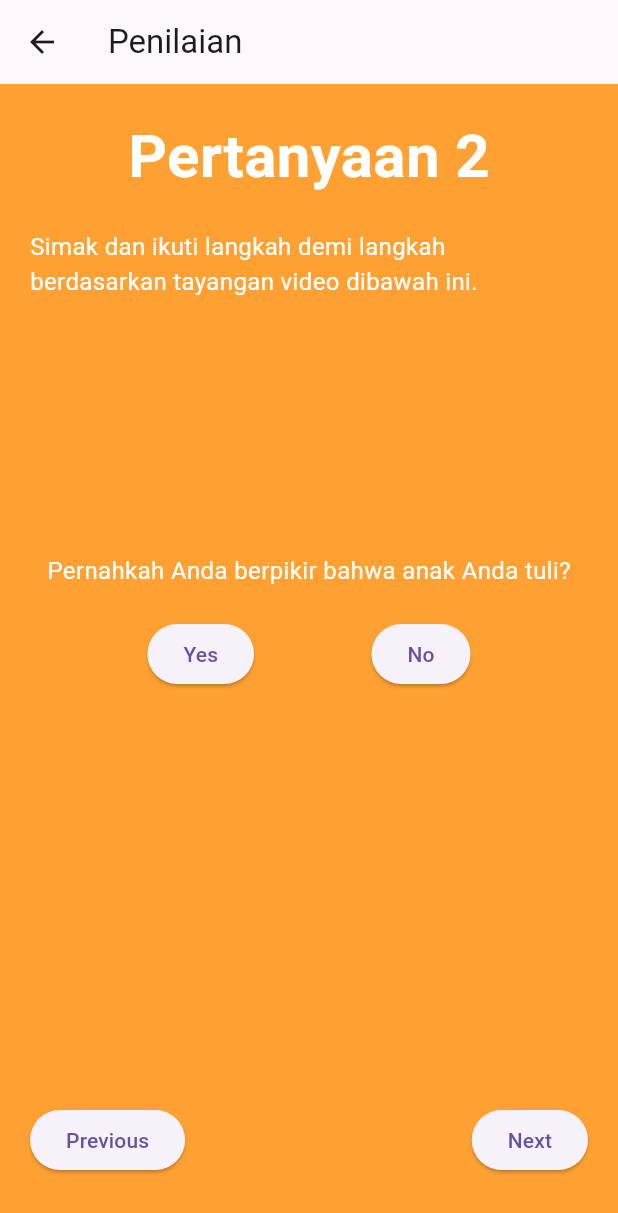
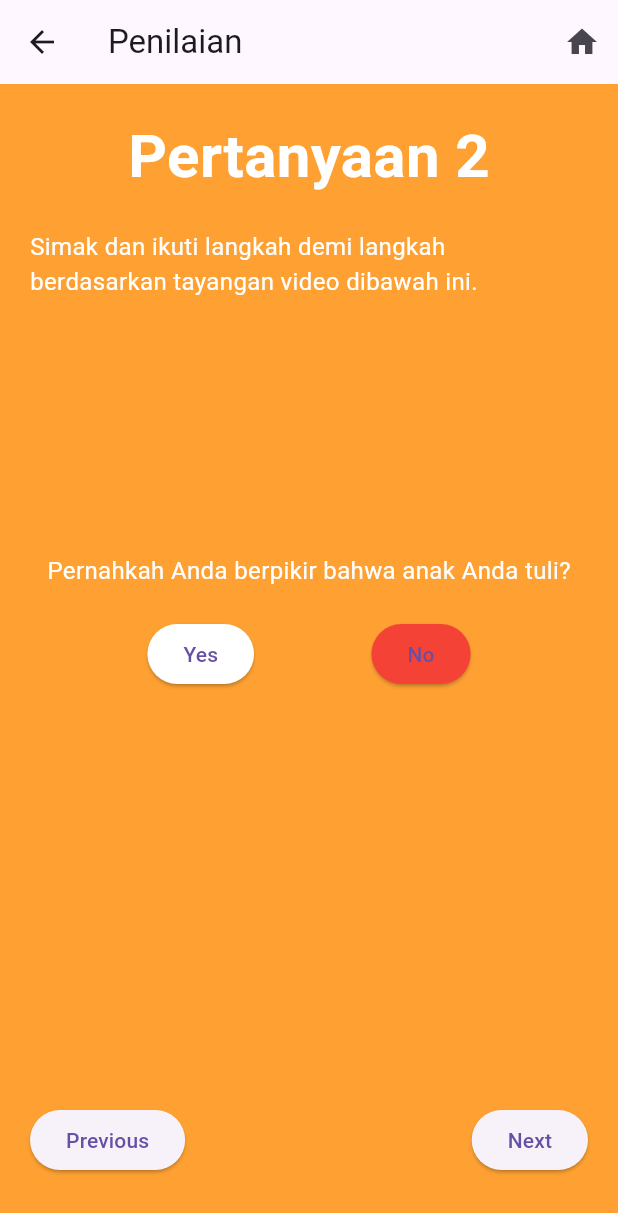
Before and after one commit to falthackel/tiny-detector, a Flutter app: the QuestionAnswerPage screen opened directly, after a tap on "Yes", after a tap on "No", after a tap on "Previous", on a phone screen of 412 x 824 dp. Shown: the top 1213 px of the screen. Run offline on Flutter 3.47's test engine with Material 3 defaults, Android fonts, the phone set to English and light mode, and no system bars; our stand-ins replace material_design_icons_flutter, shared_preferences; accounts and stored records are empty.

Commit message:
Fix the default selected answer by using void dispose and _clearPreferences

```diff
--- a/flutter_tiny_detector/lib/question_answer_page.dart
+++ b/flutter_tiny_detector/lib/question_answer_page.dart
@@ -1,5 +1,6 @@
 import 'package:flutter/material.dart';
 import 'package:shared_preferences/shared_preferences.dart';
+import 'main_page.dart';
 
 class QuestionAnswerPage extends StatefulWidget {
   const QuestionAnswerPage({super.key});
@@ -9,6 +10,7 @@ class QuestionAnswerPage extends StatefulWidget {
 }
 
 class _QuestionAnswerPageState extends State<QuestionAnswerPage> with RouteAware {
+  bool isComplete = false;
   int currentQuestionIndex = 0;
   String? currentAnswer;
   int totalScore = 0; // Initialize totalScore variable
@@ -16,7 +18,7 @@ class _QuestionAnswerPageState extends State<QuestionAnswerPage> with RouteAware
     "Jika Anda menunjuk sesuatu di ruangan, apakah anak Anda melihatnya? (Misalnya, jika Anda menunjuk hewan atau mainan, apakah anak Anda melihat ke arah hewan atau mainan yang Anda tunjuk?)",
     "Pernahkah Anda berpikir bahwa anak Anda tuli?",
     "Apakah anak Anda pernah bermain pura-pura? (Misalnya, berpura-pura minum dari gelas kosong, berpura-pura berbicara menggunakan telepon, atau menyuapi boneka atau boneka binatang?)",
-    "Apakah anak Anda suka memanjat benda-benda? (Misalnya, furniture, alat-alat bermain, atau tangga",
+    "Apakah anak Anda suka memanjat benda-benda? (Misalnya, furniture, alat-alat bermain, atau tangga)",
     "Apakah anak Anda menggerakkan jari-jari tangannya dengan cara yang tidak biasa di dekat matanya? (Misalnya, apakah anak Anda menggoyangkan jari dekat pada matanya?)",
     "Apakah anak Anda pernah menunjuk dengan satu jari untuk meminta sesuatu atau untuk meminta tolong? (Misalnya, menunjuk makanan atau mainan yang jauh dari jangkauannya)",
     "Apakah anak Anda pernah menunjuk dengan satu jari untuk menunjukkan sesuatu yang menarik pada Anda? (Misalnya, menunjuk pada pesawat di langit atau truk besar di jalan)",
@@ -34,12 +36,12 @@ class _QuestionAnswerPageState extends State<QuestionAnswerPage> with RouteAware
     "Jika sesuatu yang baru terjadi, apakah anak Anda menatap wajah Anda untuk melihat perasaan Anda tentang hal tersebut? (Misalnya, jika anak Anda mendengar bunyi aneh atau lucu, atau melihat mainan baru, akankah dia menatap wajah Anda?)",
     "Apakah anak Anda menyukai aktivitas yang bergerak? (Misalnya, diayun-ayun atau dihentak-hentakkan pada lutut Anda)",
   ];
-  final List<String> answers = [];
+  final List<String> answers = List.filled(20, '');
 
   void handleAnswer(String answer) {
     setState(() {
       currentAnswer = answer;
-      answers.add(answer);
+      answers[currentQuestionIndex] = answer;
       _saveAnswer(currentQuestionIndex, answer);
 
       if (currentQuestionIndex == 1 && answer == 'Yes') {
@@ -52,13 +54,12 @@ class _QuestionAnswerPageState extends State<QuestionAnswerPage> with RouteAware
         totalScore++;
       }
 
-      currentQuestionIndex++;
-
-      if (currentQuestionIndex == questions.length) {
+      if (currentQuestionIndex < questions.length - 1) {
+        currentQuestionIndex++;
+        currentAnswer = null; // Reset currentAnswer for the next question
+        _loadAnswer(currentQuestionIndex);
+      } else {
         // Navigate to results page
-      } else {
-        // Load answer for the next question
-        _loadAnswer(currentQuestionIndex);
       }
     });
   }
@@ -66,16 +67,17 @@ class _QuestionAnswerPageState extends State<QuestionAnswerPage> with RouteAware
   void _saveAnswer(int index, String answer) async {
     final prefs = await SharedPreferences.getInstance();
     await prefs.setString('question_$index', answer);
+    // await prefs.setInt('page', currentQuestionIndex); // Save current question index
   }
 
   void _loadAnswer(int index) async {
     final prefs = await SharedPreferences.getInstance();
     final storedAnswer = prefs.getString('question_$index');
-    if (storedAnswer != null) {
-      setState(() {
-        currentAnswer = storedAnswer;
-      });
-    }
+    // final storedIndex = prefs.getInt('page') ?? 0; // Handle potential null value
+    setState(() {
+      currentAnswer = storedAnswer;
+      // currentQuestionIndex = storedIndex;
+    });
   }
 
   @override
@@ -85,10 +87,34 @@ class _QuestionAnswerPageState extends State<QuestionAnswerPage> with RouteAware
   }
 
   @override
+  void dispose() {
+    _clearPreferences();
+    super.dispose();
+  }
+
+  void _clearPreferences() async {
+    final prefs = await SharedPreferences.getInstance();
+    await prefs.clear();
+  }
+
+  @override
   Widget build(BuildContext context) {
     return Scaffold(
       appBar: AppBar(
         title: const Text('Penilaian'),
+        actions: [
+          IconButton(
+            icon: Icon(Icons.home), // Icon for navigating back to main page
+            onPressed: () {
+              // Save current state and navigate back to main page
+              _saveAnswer(currentQuestionIndex, answers[currentQuestionIndex]);
+              Navigator.pushReplacement(
+                context,
+                MaterialPageRoute(builder: (context) => MainPage()),
+              );
+            },
+          ),
+        ],
       ),
       body: Container(
         color: const Color.fromARGB(255, 255, 161, 50),
@@ -97,7 +123,7 @@ class _QuestionAnswerPageState extends State<QuestionAnswerPage> with RouteAware
           child: Column(
             children: [
               Text(
-                'Pertanyaan ${currentQuestionIndex+1}',
+                'Pertanyaan ${currentQuestionIndex + 1}',
                 style: const TextStyle(
                   fontWeight: FontWeight.bold,
                   color: Colors.white,
@@ -128,16 +154,20 @@ class _QuestionAnswerPageState extends State<QuestionAnswerPage> with RouteAware
                 mainAxisAlignment: MainAxisAlignment.spaceEvenly,
                 children: [
                   ElevatedButton(
+                    style: ElevatedButton.styleFrom(
+                      backgroundColor: currentAnswer == 'Yes' ? Colors.green : Colors.white,
+                    ),
                     onPressed: () {
-                      currentAnswer == null ? handleAnswer('Yes') : null;
-                      currentQuestionIndex < 20 ? currentAnswer = null : currentAnswer = currentAnswer;
+                      handleAnswer('Yes');
                     },
                     child: const Text('Yes'),
                   ),
                   ElevatedButton(
+                    style: ElevatedButton.styleFrom(
+                      backgroundColor: currentAnswer == 'No' ? Colors.red : Colors.white,
+                    ),
                     onPressed: () {
-                      currentAnswer == null ? handleAnswer('No') : null;
-                      currentQuestionIndex < 20 ? currentAnswer = null : currentAnswer = currentAnswer;
+                      handleAnswer('No');
                     },
                     child: const Text('No'),
                   ),
@@ -152,7 +182,6 @@ class _QuestionAnswerPageState extends State<QuestionAnswerPage> with RouteAware
                       if (currentQuestionIndex > 0) {
                         setState(() {
                           currentQuestionIndex--;
-                          currentAnswer = answers[currentQuestionIndex];
                           _loadAnswer(currentQuestionIndex);
                         });
                       }
@@ -164,7 +193,7 @@ class _QuestionAnswerPageState extends State<QuestionAnswerPage> with RouteAware
                       if (currentQuestionIndex < questions.length - 1) {
                         setState(() {
                           currentQuestionIndex++;
-                          currentAnswer = answers[currentQuestionIndex];
+                          currentAnswer = null;
                           _loadAnswer(currentQuestionIndex);
                         });
                       }
```
